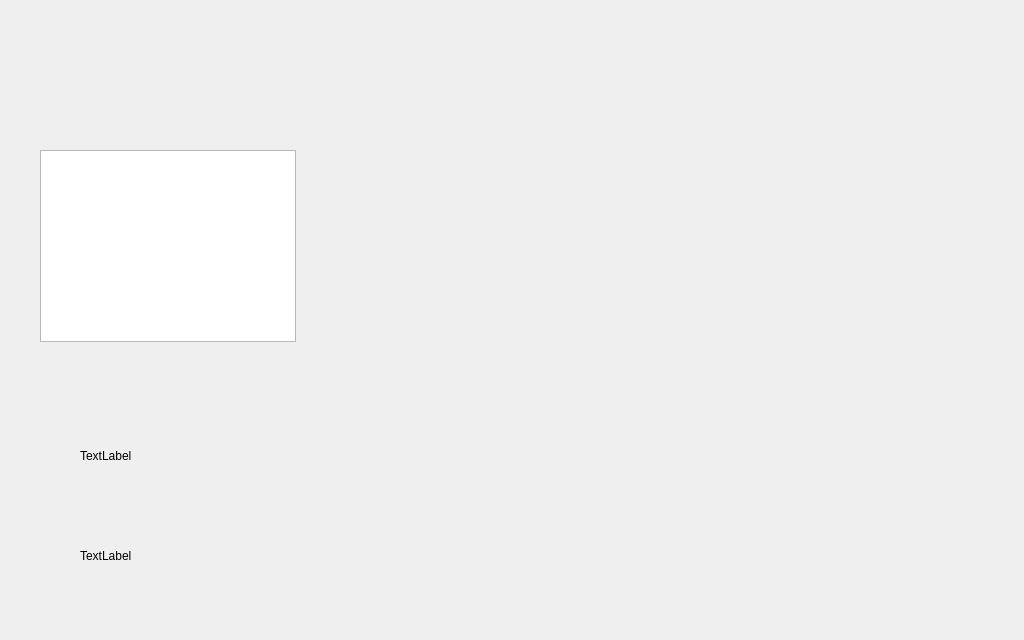
First picture: the form in vibaben/checksum.ui, repository iclalerturk/data-link-layer-simulation, before the edit.
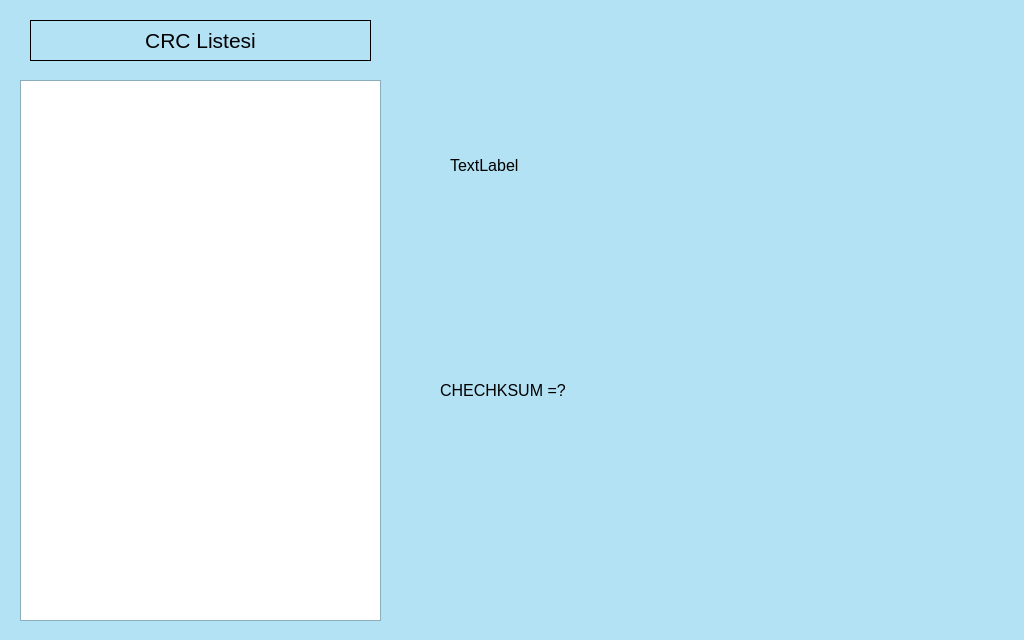
Second picture: the form after the edit.

Commit message: checksum arayuz

The edit to the form file:
```diff
--- a/vibaben/checksum.ui
+++ b/vibaben/checksum.ui
@@ -10,28 +10,502 @@
     <height>640</height>
    </rect>
   </property>
+  <property name="palette">
+   <palette>
+    <active>
+     <colorrole role="WindowText">
+      <brush brushstyle="SolidPattern">
+       <color alpha="255">
+        <red>0</red>
+        <green>0</green>
+        <blue>0</blue>
+       </color>
+      </brush>
+     </colorrole>
+     <colorrole role="Button">
+      <brush brushstyle="SolidPattern">
+       <color alpha="255">
+        <red>0</red>
+        <green>99</green>
+        <blue>177</blue>
+       </color>
+      </brush>
+     </colorrole>
+     <colorrole role="Light">
+      <brush brushstyle="SolidPattern">
+       <color alpha="255">
+        <red>10</red>
+        <green>147</green>
+        <blue>255</blue>
+       </color>
+      </brush>
+     </colorrole>
+     <colorrole role="Midlight">
+      <brush brushstyle="SolidPattern">
+       <color alpha="255">
+        <red>5</red>
+        <green>123</green>
+        <blue>216</blue>
+       </color>
+      </brush>
+     </colorrole>
+     <colorrole role="Dark">
+      <brush brushstyle="SolidPattern">
+       <color alpha="255">
+        <red>0</red>
+        <green>49</green>
+        <blue>88</blue>
+       </color>
+      </brush>
+     </colorrole>
+     <colorrole role="Mid">
+      <brush brushstyle="SolidPattern">
+       <color alpha="255">
+        <red>0</red>
+        <green>66</green>
+        <blue>118</blue>
+       </color>
+      </brush>
+     </colorrole>
+     <colorrole role="Text">
+      <brush brushstyle="SolidPattern">
+       <color alpha="255">
+        <red>0</red>
+        <green>0</green>
+        <blue>0</blue>
+       </color>
+      </brush>
+     </colorrole>
+     <colorrole role="BrightText">
+      <brush brushstyle="SolidPattern">
+       <color alpha="255">
+        <red>255</red>
+        <green>255</green>
+        <blue>255</blue>
+       </color>
+      </brush>
+     </colorrole>
+     <colorrole role="ButtonText">
+      <brush brushstyle="SolidPattern">
+       <color alpha="255">
+        <red>0</red>
+        <green>0</green>
+        <blue>0</blue>
+       </color>
+      </brush>
+     </colorrole>
+     <colorrole role="Base">
+      <brush brushstyle="SolidPattern">
+       <color alpha="255">
+        <red>255</red>
+        <green>255</green>
+        <blue>255</blue>
+       </color>
+      </brush>
+     </colorrole>
+     <colorrole role="Window">
+      <brush brushstyle="SolidPattern">
+       <color alpha="255">
+        <red>179</red>
+        <green>226</green>
+        <blue>244</blue>
+       </color>
+      </brush>
+     </colorrole>
+     <colorrole role="Shadow">
+      <brush brushstyle="SolidPattern">
+       <color alpha="255">
+        <red>0</red>
+        <green>0</green>
+        <blue>0</blue>
+       </color>
+      </brush>
+     </colorrole>
+     <colorrole role="AlternateBase">
+      <brush brushstyle="SolidPattern">
+       <color alpha="255">
+        <red>127</red>
+        <green>177</green>
+        <blue>216</blue>
+       </color>
+      </brush>
+     </colorrole>
+     <colorrole role="ToolTipBase">
+      <brush brushstyle="SolidPattern">
+       <color alpha="255">
+        <red>255</red>
+        <green>255</green>
+        <blue>220</blue>
+       </color>
+      </brush>
+     </colorrole>
+     <colorrole role="ToolTipText">
+      <brush brushstyle="SolidPattern">
+       <color alpha="255">
+        <red>0</red>
+        <green>0</green>
+        <blue>0</blue>
+       </color>
+      </brush>
+     </colorrole>
+     <colorrole role="PlaceholderText">
+      <brush brushstyle="SolidPattern">
+       <color alpha="127">
+        <red>0</red>
+        <green>0</green>
+        <blue>0</blue>
+       </color>
+      </brush>
+     </colorrole>
+     <colorrole role="Accent">
+      <brush brushstyle="SolidPattern">
+       <color alpha="255">
+        <red>255</red>
+        <green>255</green>
+        <blue>255</blue>
+       </color>
+      </brush>
+     </colorrole>
+    </active>
+    <inactive>
+     <colorrole role="WindowText">
+      <brush brushstyle="SolidPattern">
+       <color alpha="255">
+        <red>0</red>
+        <green>0</green>
+        <blue>0</blue>
+       </color>
+      </brush>
+     </colorrole>
+     <colorrole role="Button">
+      <brush brushstyle="SolidPattern">
+       <color alpha="255">
+        <red>0</red>
+        <green>99</green>
+        <blue>177</blue>
+       </color>
+      </brush>
+     </colorrole>
+     <colorrole role="Light">
+      <brush brushstyle="SolidPattern">
+       <color alpha="255">
+        <red>10</red>
+        <green>147</green>
+        <blue>255</blue>
+       </color>
+      </brush>
+     </colorrole>
+     <colorrole role="Midlight">
+      <brush brushstyle="SolidPattern">
+       <color alpha="255">
+        <red>5</red>
+        <green>123</green>
+        <blue>216</blue>
+       </color>
+      </brush>
+     </colorrole>
+     <colorrole role="Dark">
+      <brush brushstyle="SolidPattern">
+       <color alpha="255">
+        <red>0</red>
+        <green>49</green>
+        <blue>88</blue>
+       </color>
+      </brush>
+     </colorrole>
+     <colorrole role="Mid">
+      <brush brushstyle="SolidPattern">
+       <color alpha="255">
+        <red>0</red>
+        <green>66</green>
+        <blue>118</blue>
+       </color>
+      </brush>
+     </colorrole>
+     <colorrole role="Text">
+      <brush brushstyle="SolidPattern">
+       <color alpha="255">
+        <red>0</red>
+        <green>0</green>
+        <blue>0</blue>
+       </color>
+      </brush>
+     </colorrole>
+     <colorrole role="BrightText">
+      <brush brushstyle="SolidPattern">
+       <color alpha="255">
+        <red>255</red>
+        <green>255</green>
+        <blue>255</blue>
+       </color>
+      </brush>
+     </colorrole>
+     <colorrole role="ButtonText">
+      <brush brushstyle="SolidPattern">
+       <color alpha="255">
+        <red>0</red>
+        <green>0</green>
+        <blue>0</blue>
+       </color>
+      </brush>
+     </colorrole>
+     <colorrole role="Base">
+      <brush brushstyle="SolidPattern">
+       <color alpha="255">
+        <red>255</red>
+        <green>255</green>
+        <blue>255</blue>
+       </color>
+      </brush>
+     </colorrole>
+     <colorrole role="Window">
+      <brush brushstyle="SolidPattern">
+       <color alpha="255">
+        <red>179</red>
+        <green>226</green>
+        <blue>244</blue>
+       </color>
+      </brush>
+     </colorrole>
+     <colorrole role="Shadow">
+      <brush brushstyle="SolidPattern">
+       <color alpha="255">
+        <red>0</red>
+        <green>0</green>
+        <blue>0</blue>
+       </color>
+      </brush>
+     </colorrole>
+     <colorrole role="AlternateBase">
+      <brush brushstyle="SolidPattern">
+       <color alpha="255">
+        <red>127</red>
+        <green>177</green>
+        <blue>216</blue>
+       </color>
+      </brush>
+     </colorrole>
+     <colorrole role="ToolTipBase">
+      <brush brushstyle="SolidPattern">
+       <color alpha="255">
+        <red>255</red>
+        <green>255</green>
+        <blue>220</blue>
+       </color>
+      </brush>
+     </colorrole>
+     <colorrole role="ToolTipText">
+      <brush brushstyle="SolidPattern">
+       <color alpha="255">
+        <red>0</red>
+        <green>0</green>
+        <blue>0</blue>
+       </color>
+      </brush>
+     </colorrole>
+     <colorrole role="PlaceholderText">
+      <brush brushstyle="SolidPattern">
+       <color alpha="127">
+        <red>0</red>
+        <green>0</green>
+        <blue>0</blue>
+       </color>
+      </brush>
+     </colorrole>
+     <colorrole role="Accent">
+      <brush brushstyle="SolidPattern">
+       <color alpha="255">
+        <red>255</red>
+        <green>255</green>
+        <blue>255</blue>
+       </color>
+      </brush>
+     </colorrole>
+    </inactive>
+    <disabled>
+     <colorrole role="WindowText">
+      <brush brushstyle="SolidPattern">
+       <color alpha="255">
+        <red>0</red>
+        <green>49</green>
+        <blue>88</blue>
+       </color>
+      </brush>
+     </colorrole>
+     <colorrole role="Button">
+      <brush brushstyle="SolidPattern">
+       <color alpha="255">
+        <red>0</red>
+        <green>99</green>
+        <blue>177</blue>
+       </color>
+      </brush>
+     </colorrole>
+     <colorrole role="Light">
+      <brush brushstyle="SolidPattern">
+       <color alpha="255">
+        <red>10</red>
+        <green>147</green>
+        <blue>255</blue>
+       </color>
+      </brush>
+     </colorrole>
+     <colorrole role="Midlight">
+      <brush brushstyle="SolidPattern">
+       <color alpha="255">
+        <red>5</red>
+        <green>123</green>
+        <blue>216</blue>
+       </color>
+      </brush>
+     </colorrole>
+     <colorrole role="Dark">
+      <brush brushstyle="SolidPattern">
+       <color alpha="255">
+        <red>0</red>
+        <green>49</green>
+        <blue>88</blue>
+       </color>
+      </brush>
+     </colorrole>
+     <colorrole role="Mid">
+      <brush brushstyle="SolidPattern">
+       <color alpha="255">
+        <red>0</red>
+        <green>66</green>
+        <blue>118</blue>
+       </color>
+      </brush>
+     </colorrole>
+     <colorrole role="Text">
+      <brush brushstyle="SolidPattern">
+       <color alpha="255">
+        <red>0</red>
+        <green>49</green>
+        <blue>88</blue>
+       </color>
+      </brush>
+     </colorrole>
+     <colorrole role="BrightText">
+      <brush brushstyle="SolidPattern">
+       <color alpha="255">
+        <red>255</red>
+        <green>255</green>
+        <blue>255</blue>
+       </color>
+      </brush>
+     </colorrole>
+     <colorrole role="ButtonText">
+      <brush brushstyle="SolidPattern">
+       <color alpha="255">
+        <red>0</red>
+        <green>49</green>
+        <blue>88</blue>
+       </color>
+      </brush>
+     </colorrole>
+     <colorrole role="Base">
+      <brush brushstyle="SolidPattern">
+       <color alpha="255">
+        <red>179</red>
+        <green>226</green>
+        <blue>244</blue>
+       </color>
+      </brush>
+     </colorrole>
+     <colorrole role="Window">
+      <brush brushstyle="SolidPattern">
+       <color alpha="255">
+        <red>179</red>
+        <green>226</green>
+        <blue>244</blue>
+       </color>
+      </brush>
+     </colorrole>
+     <colorrole role="Shadow">
+      <brush brushstyle="SolidPattern">
+       <color alpha="255">
+        <red>0</red>
+        <green>0</green>
+        <blue>0</blue>
+       </color>
+      </brush>
+     </colorrole>
+     <colorrole role="AlternateBase">
+      <brush brushstyle="SolidPattern">
+       <color alpha="255">
+        <red>0</red>
+        <green>99</green>
+        <blue>177</blue>
+       </color>
+      </brush>
+     </colorrole>
+     <colorrole role="ToolTipBase">
+      <brush brushstyle="SolidPattern">
+       <color alpha="255">
+        <red>255</red>
+        <green>255</green>
+        <blue>220</blue>
+       </color>
+      </brush>
+     </colorrole>
+     <colorrole role="ToolTipText">
+      <brush brushstyle="SolidPattern">
+       <color alpha="255">
+        <red>0</red>
+        <green>0</green>
+        <blue>0</blue>
+       </color>
+      </brush>
+     </colorrole>
+     <colorrole role="PlaceholderText">
+      <brush brushstyle="SolidPattern">
+       <color alpha="127">
+        <red>0</red>
+        <green>49</green>
+        <blue>88</blue>
+       </color>
+      </brush>
+     </colorrole>
+     <colorrole role="Accent">
+      <brush brushstyle="SolidPattern">
+       <color alpha="255">
+        <red>0</red>
+        <green>129</green>
+        <blue>230</blue>
+       </color>
+      </brush>
+     </colorrole>
+    </disabled>
+   </palette>
+  </property>
   <property name="windowTitle">
    <string>Dialog</string>
   </property>
   <widget class="QListWidget" name="listWidget">
    <property name="geometry">
     <rect>
-     <x>40</x>
-     <y>150</y>
-     <width>256</width>
-     <height>192</height>
+     <x>20</x>
+     <y>80</y>
+     <width>361</width>
+     <height>541</height>
     </rect>
    </property>
   </widget>
   <widget class="QLabel" name="labelStep">
    <property name="geometry">
     <rect>
-     <x>80</x>
-     <y>420</y>
+     <x>450</x>
+     <y>130</y>
      <width>431</width>
      <height>71</height>
     </rect>
    </property>
+   <property name="font">
+    <font>
+     <pointsize>12</pointsize>
+    </font>
+   </property>
    <property name="text">
     <string>TextLabel</string>
    </property>
@@ -39,14 +513,49 @@
   <widget class="QLabel" name="labelHex">
    <property name="geometry">
     <rect>
-     <x>80</x>
-     <y>540</y>
-     <width>171</width>
-     <height>31</height>
+     <x>440</x>
+     <y>360</y>
+     <width>381</width>
+     <height>61</height>
     </rect>
    </property>
+   <property name="sizePolicy">
+    <sizepolicy hsizetype="Preferred" vsizetype="Preferred">
+     <horstretch>0</horstretch>
+     <verstretch>0</verstretch>
+    </sizepolicy>
+   </property>
+   <property name="font">
+    <font>
+     <pointsize>12</pointsize>
+    </font>
+   </property>
    <property name="text">
-    <string>TextLabel</string>
+    <string>CHECHKSUM =?</string>
+   </property>
+  </widget>
+  <widget class="QLabel" name="label">
+   <property name="geometry">
+    <rect>
+     <x>30</x>
+     <y>20</y>
+     <width>341</width>
+     <height>41</height>
+    </rect>
+   </property>
+   <property name="font">
+    <font>
+     <pointsize>16</pointsize>
+    </font>
+   </property>
+   <property name="frameShape">
+    <enum>QFrame::Shape::Panel</enum>
+   </property>
+   <property name="text">
+    <string>CRC Listesi</string>
+   </property>
+   <property name="alignment">
+    <set>Qt::AlignmentFlag::AlignCenter</set>
    </property>
   </widget>
  </widget>
```
The commit also changes 3 other files.
